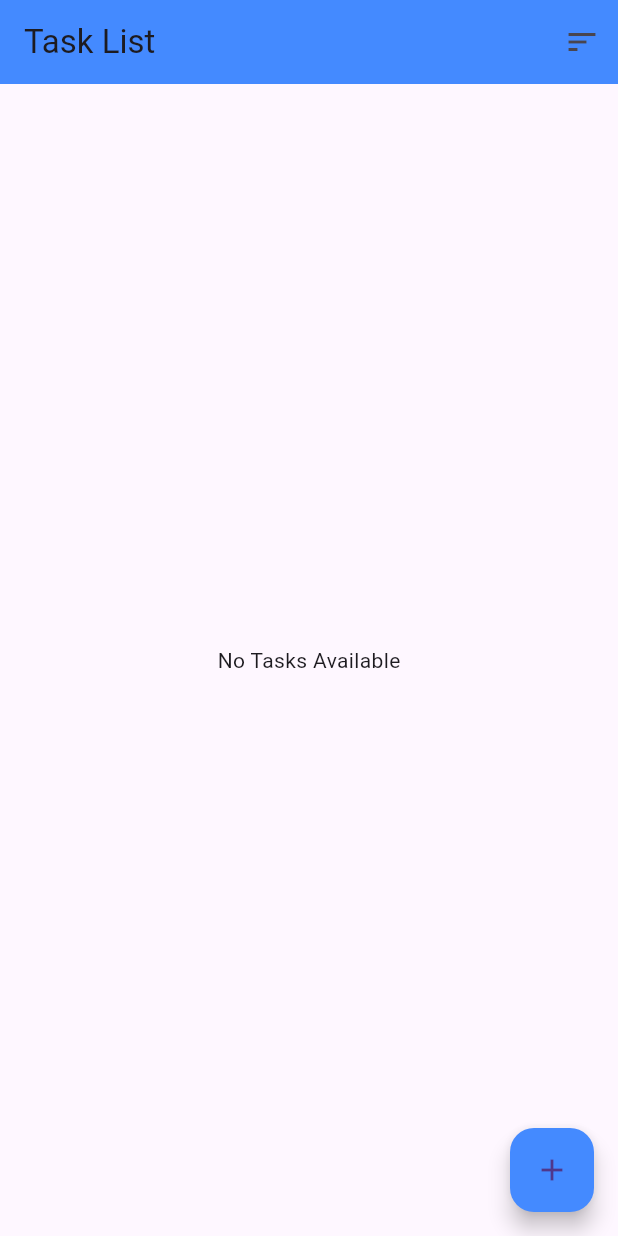
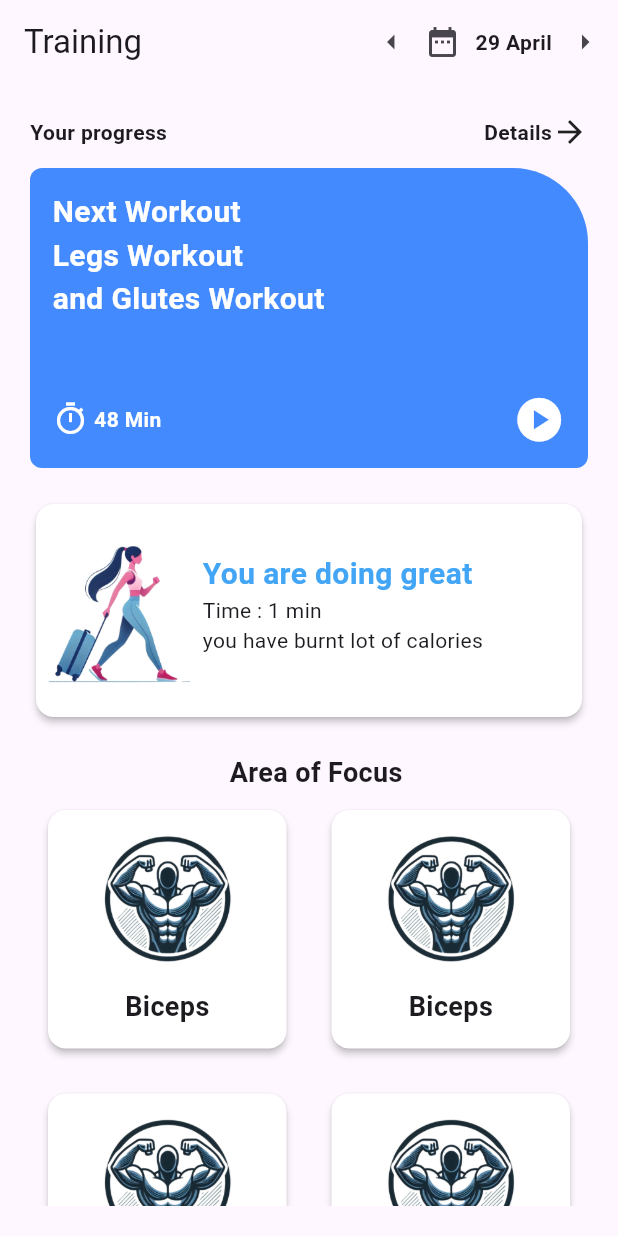
Before and after one commit to GOPAL031220/Flutter, a Flutter app: the screen it shows after launch, on a phone screen of 412 x 824 dp. Run offline on Flutter 3.47's test engine with Material 3 defaults, Android fonts, the phone set to English and light mode, and no system bars; our stand-ins replace cloud_firestore, firebase_auth, firebase_core, firebase_storage, fluttertoast, google_fonts and 3 more; accounts and stored records are empty.

Commit message:
task of ui

```diff
--- a/assignment/lib/main.dart
+++ b/assignment/lib/main.dart
@@ -1,4 +1,6 @@
+import 'package:assignment/testing_ui.dart';
 import 'package:flutter/material.dart';
+import 'assessment(sqflite)/homescreen.dart';
 import 'module 4/Q14.dart';
 import 'module 4/Q15.dart';
 import 'module 4/Q16.dart';
@@ -28,7 +30,6 @@ import 'module 4/Q28.dart';
 import 'module 4/Q23.dart';
 import 'Sqflite2/TaskHome.dart';
 
-
 void main(){
   runApp(tele());
 }
@@ -39,7 +40,7 @@ class tele extends StatelessWidget {
   Widget build(BuildContext context) {
     return MaterialApp(
       debugShowCheckedModeBanner: false,
-      home: Taskhome (),
+      home: test25(),
     );
   }
 }
--- /dev/null
+++ b/assignment/lib/testing_ui.dart
@@ -0,0 +1,168 @@
+import 'package:flutter/material.dart';
+
+class test25 extends StatefulWidget {
+  const test25({super.key});
+
+  @override
+  State<test25> createState() => _test25State();
+}
+
+class _test25State extends State<test25> {
+  @override
+  Widget build(BuildContext context) {
+    return Scaffold(
+      appBar: AppBar(
+        title: Text('Training'),
+        actions: [Row(
+          children: [
+            Icon(Icons.arrow_left),
+            SizedBox(width: 10,),
+            Icon(Icons.date_range),
+            SizedBox(width: 10,),
+            Text('29 April',
+              style: TextStyle(fontWeight: FontWeight.bold),),
+            SizedBox(width: 10,),
+            Icon(Icons.arrow_right),
+            SizedBox(width: 10,),
+          ],
+        )],
+      ),
+
+      body: Padding(
+        padding: const EdgeInsets.all(20.0),
+        child: Column(
+          children: [
+            Row(
+              children: [
+                Text('Your progress',
+                  style: TextStyle(fontWeight: FontWeight.bold),),
+                Spacer(),
+                Text('Details',
+                  style: TextStyle(fontWeight: FontWeight.bold),),
+                Icon(Icons.arrow_forward)
+              ],
+            ),
+            SizedBox(height: 12,),
+            Container(
+              height: 200, width: double.infinity,
+              decoration: BoxDecoration(
+                color: Colors.blueAccent,
+                borderRadius: BorderRadius.only(
+                    topRight: Radius.circular(50),
+                    topLeft: Radius.circular(8),
+                    bottomLeft: Radius.circular(8),
+                    bottomRight: Radius.circular(8)
+                ),
+              ),
+
+              child: Padding(
+                padding: const EdgeInsets.all(15.0),
+                child: Column(
+                  crossAxisAlignment: CrossAxisAlignment.start,
+                  children: [
+                    Text('Next Workout \nLegs Workout \nand Glutes Workout',
+                      style: TextStyle(fontWeight: FontWeight.bold,
+                          color: Colors.white, fontSize: 20),),
+                    Spacer(),
+                    Row(
+                      children: [
+                        Icon(Icons.timer_outlined, color: Colors.white,),
+                        Text(' 48 Min',
+                          style: TextStyle(fontWeight: FontWeight.bold,
+                            color: Colors.white,),),
+                        Spacer(),
+                        Icon(Icons.play_circle, size: 35, color: Colors.white,),
+                      ],
+                    )
+                  ],
+                ),
+              ),
+            ),
+            SizedBox(
+              height: 20,
+            ),
+            SizedBox(
+              width: double.infinity, height: 150,
+              child: Card(
+                color: Colors.white,
+                elevation: 2,
+                child: Row(
+                  children: [
+                    Image.asset('assets/images/Travaling Girl.png',
+                      height: 110,
+                    ),
+                    Padding(
+                      padding: const EdgeInsets.only(top: 32.0),
+                      child: Column(
+                        crossAxisAlignment: CrossAxisAlignment.start,
+                        children: [
+                          Text("You are doing great",
+                            style: TextStyle(
+                                fontSize: 20,
+                                color: Colors.blue.shade400,
+                                fontWeight: FontWeight.bold),
+                          ),
+                          const Text("Time : 1 min",
+                            style: TextStyle(fontSize: 14),
+                          ),
+                          const Text("you have burnt lot of calories",
+                              style: TextStyle(fontSize: 14))
+                        ],
+                      ),
+                    )
+                  ],
+                ),
+              ),
+            ),
+            SizedBox(
+              height: 20,
+            ),
+            Text("  Area of Focus",
+              style: TextStyle(fontSize: 18, fontWeight: FontWeight.bold),
+            ),
+            Expanded(
+              child: GridView.builder(
+                gridDelegate: SliverGridDelegateWithFixedCrossAxisCount(
+                  crossAxisCount: 2,
+                  crossAxisSpacing: 6,
+                  mainAxisSpacing: 6,
+                ),
+                itemCount: 8,
+                itemBuilder: (context, index) {
+                  return Padding(
+                    padding: const EdgeInsets.all(8.0),
+                    child: Card(
+                      color: Colors.white,
+                      elevation: 2,
+                      child: Center(
+                        child: Column(
+                          children: [
+                            Padding(
+                              padding: const EdgeInsets.only(
+                                top: 10.0,
+                              ),
+                              child: Image.asset('assets/images/Bodybuilder.png',
+                                height: 100,
+                              ),
+                            ),
+                            SizedBox(
+                              height: 8,
+                            ),
+                            Text("Biceps",
+                              style: TextStyle(
+                                  fontSize: 18, fontWeight: FontWeight.bold),
+                            )
+                          ],
+                        ),
+                      ),
+                    ),
+                  );
+                },
+              ),
+            ),
+          ],
+        ),
+      ),
+    );
+  }
+}
--- a/assignment/pubspec.yaml
+++ b/assignment/pubspec.yaml
@@ -35,6 +35,7 @@ dependencies:
   path_provider: ^2.1.4
   intl: ^0.19.0
   cupertino_icons: ^1.0.6
+  url_launcher: ^6.1.10
 
 dev_dependencies:
   flutter_test:
@@ -61,8 +62,6 @@ flutter:
   # To add assets to your application, add an assets section, like this:
   assets:
     - assets/images/
-  #   - images/a_dot_burr.jpeg
-  #   - images/a_dot_ham.jpeg
 
   # An image asset can refer to one or more resolution-specific "variants", see
   # https://flutter.dev/assets-and-images/#resolution-aware
```
Also changed, not shown: assignment/assets/images/Bodybuilder.png (added), assignment/assets/images/Travaling Girl.png (added), assignment/pubspec.lock, 5 other files.
